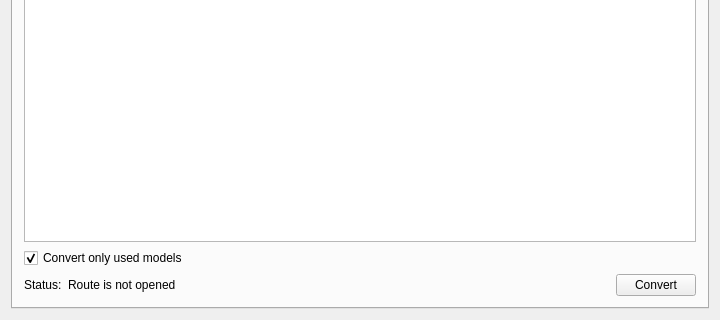
This is tools/routeconv/forms/mainwindow.ui in maisvendoo/RRS as Qt 5 draws it before an edit; both pictures show x 0 to 720 and y 220 to 540 of the 720 by 540 pixel window. The edited form follows.
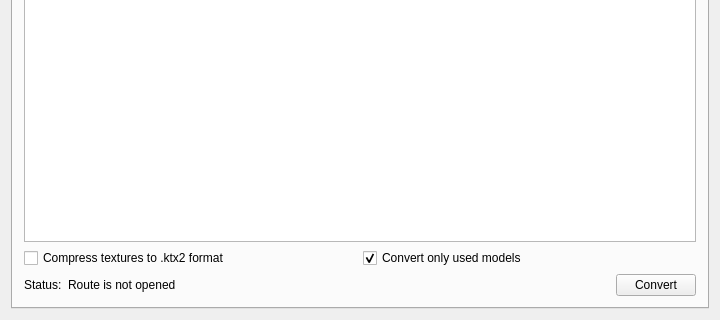
This is the edited form.

Commit message: Опция сжатия текстур в интерфейсе конвертера

Patch:
```diff
--- a/tools/routeconv/forms/mainwindow.ui
+++ b/tools/routeconv/forms/mainwindow.ui
@@ -132,6 +132,15 @@
              <widget class="QTextEdit" name="teRouteDescription"/>
             </item>
             <item>
+             <layout class="QHBoxLayout" name="hlOptions">
+              <item>
+               <widget class="QCheckBox" name="cbCompressTextures">
+                <property name="text">
+                 <string>Compress textures to .ktx2 format</string>
+                </property>
+               </widget>
+              </item>
+              <item>
              <widget class="QCheckBox" name="cbOnlyUsedModels">
               <property name="text">
                <string>Convert only used models</string>
@@ -140,6 +149,8 @@
                <bool>true</bool>
               </property>
              </widget>
+              </item>
+             </layout>
             </item>
             <item>
              <layout class="QHBoxLayout" name="hlStatus">
```
Lines whose indentation alone changed are shown as unchanged. The commit also changes 1 other file.
